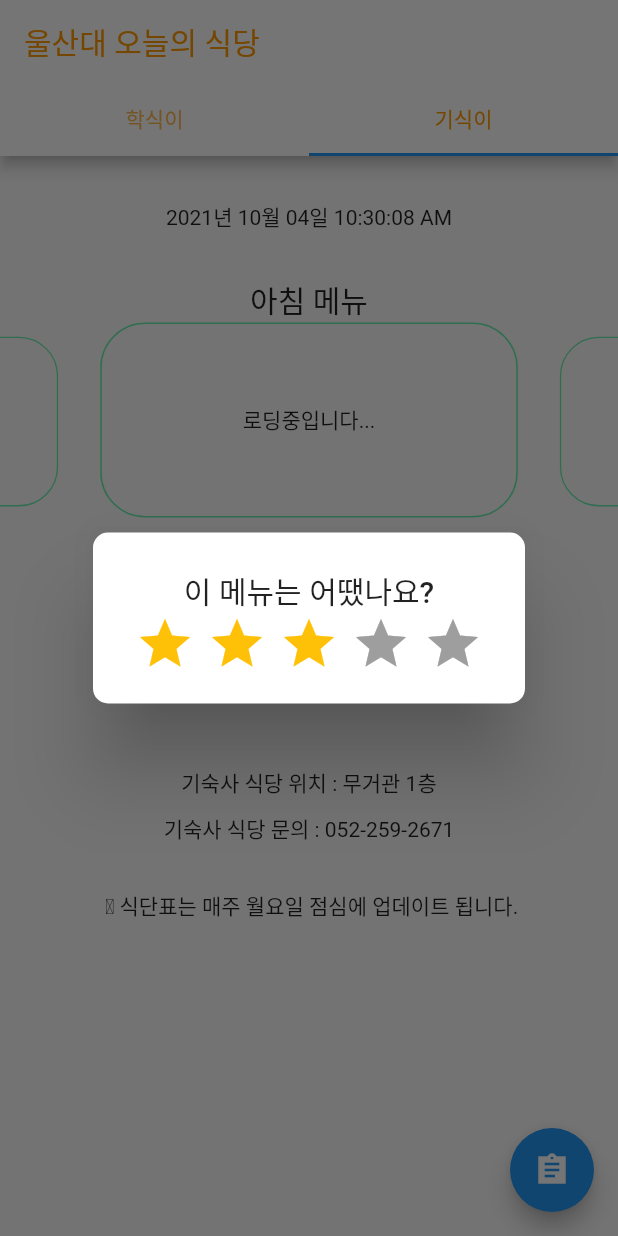
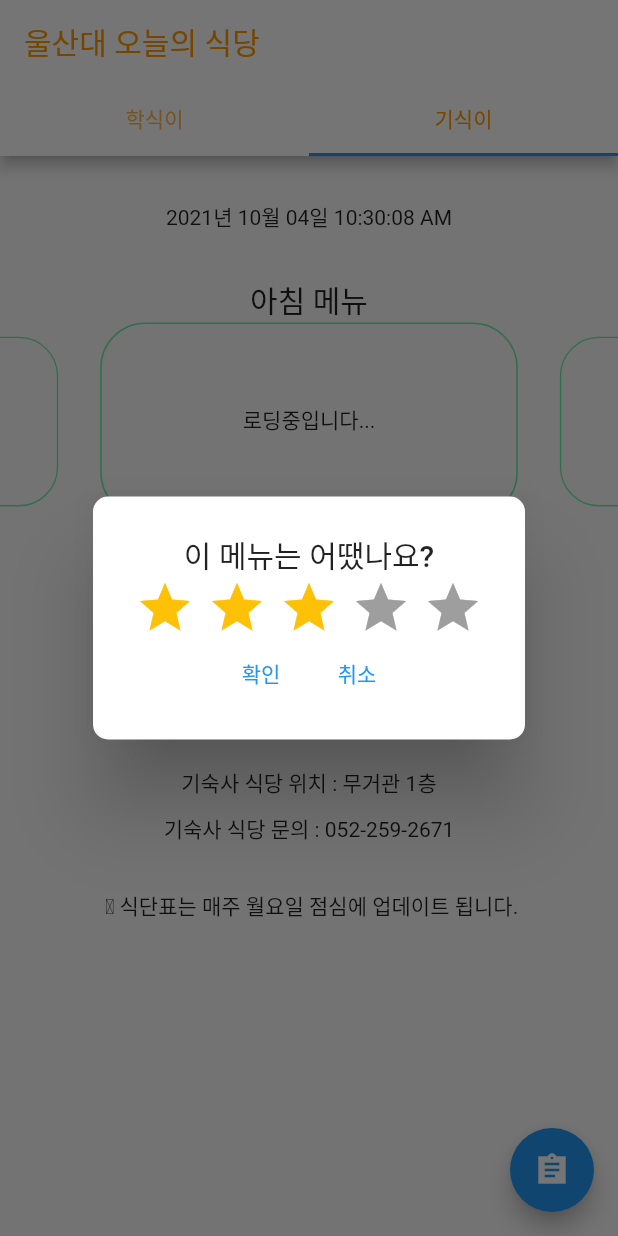
Before and after one commit to mkdevelop5002/UOU_ssik_ssik, a Flutter app: the screen it shows after launch, tab 2 chosen, after a tap on "로딩중입니다...", on a phone screen of 412 x 824 dp. Run offline on Flutter 3.47's test engine with Material 2 defaults, Android fonts, the phone set to English and light mode, and no system bars; drawn by our look-alikes of carousel_slider, flutter_rating_bar; our stand-ins replace date_format, dotted_line, timer_builder; missing offline and left inert: web_scraper; Roboto replaces fonts that are missing (Cafe24).

```diff
--- a/lib/utils/horizontalAnimate.dart
+++ b/lib/utils/horizontalAnimate.dart
@@ -39,7 +39,22 @@ Widget horizontalDragAnimate(String moring, String lunch, String dinner,
                             title: Column(
                               children: <Widget>[
                                 new Text("이 메뉴는 어땠나요?"),
-                                showRatingAppDialog()
+                                showRatingAppDialog(),
+                                Row(
+                                  mainAxisAlignment: MainAxisAlignment.center,
+                                  children: [
+                                    TextButton(
+                                        onPressed: () {
+                                          Navigator.pop(context);
+                                        },
+                                        child: Text('확인')),
+                                    TextButton(
+                                        onPressed: () {
+                                          Navigator.pop(context);
+                                        },
+                                        child: Text('취소'))
+                                  ],
+                                )
                               ],
                             ),
                           );
```
